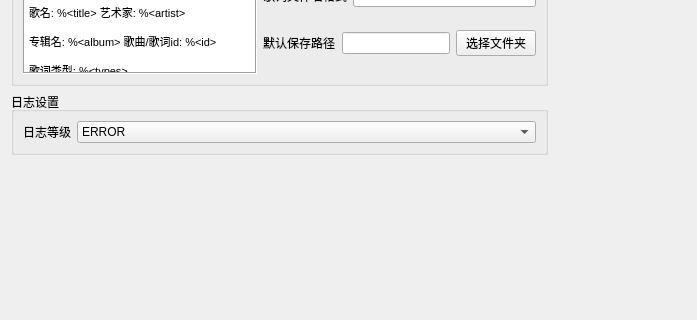
First picture: the form in ui/settings.ui, repository chenmozhijin/LDDC, before the edit; both pictures show x 0 to 697 and y 280 to 600 of the 1050 by 600 pixel window.
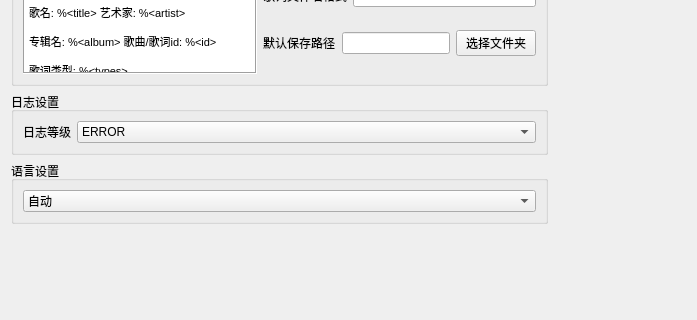
Second picture: the form after the edit. Custom widgets are drawn as their Qt base class.

What changed in the file:
```diff
--- a/ui/settings.ui
+++ b/ui/settings.ui
@@ -374,6 +374,34 @@
          </layout>
         </widget>
        </item>
+       <item>
+        <widget class="QGroupBox" name="groupBox_4">
+         <property name="title">
+          <string>语言设置</string>
+         </property>
+         <layout class="QVBoxLayout" name="verticalLayout_7">
+          <item>
+           <widget class="QComboBox" name="language_comboBox">
+            <item>
+             <property name="text">
+              <string>自动</string>
+             </property>
+            </item>
+            <item>
+             <property name="text">
+              <string>英文</string>
+             </property>
+            </item>
+            <item>
+             <property name="text">
+              <string>中文</string>
+             </property>
+            </item>
+           </widget>
+          </item>
+         </layout>
+        </widget>
+       </item>
       </layout>
      </item>
      <item>
```
Left out of the diff: 55 changed lines with no effect on the pictures.
